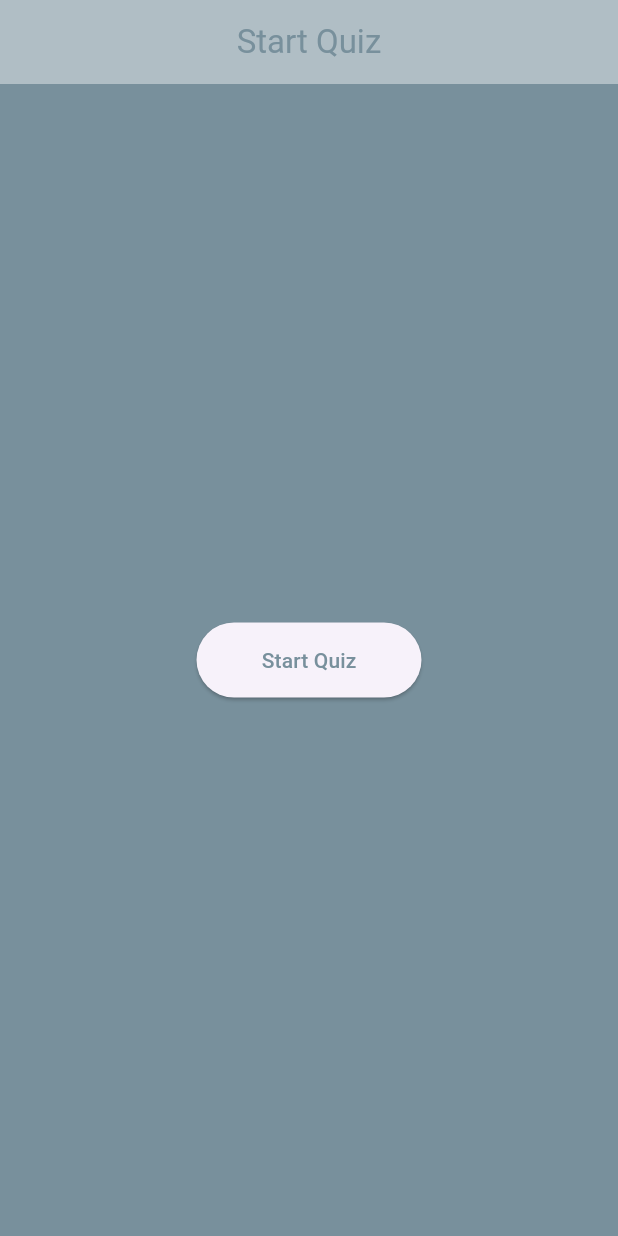
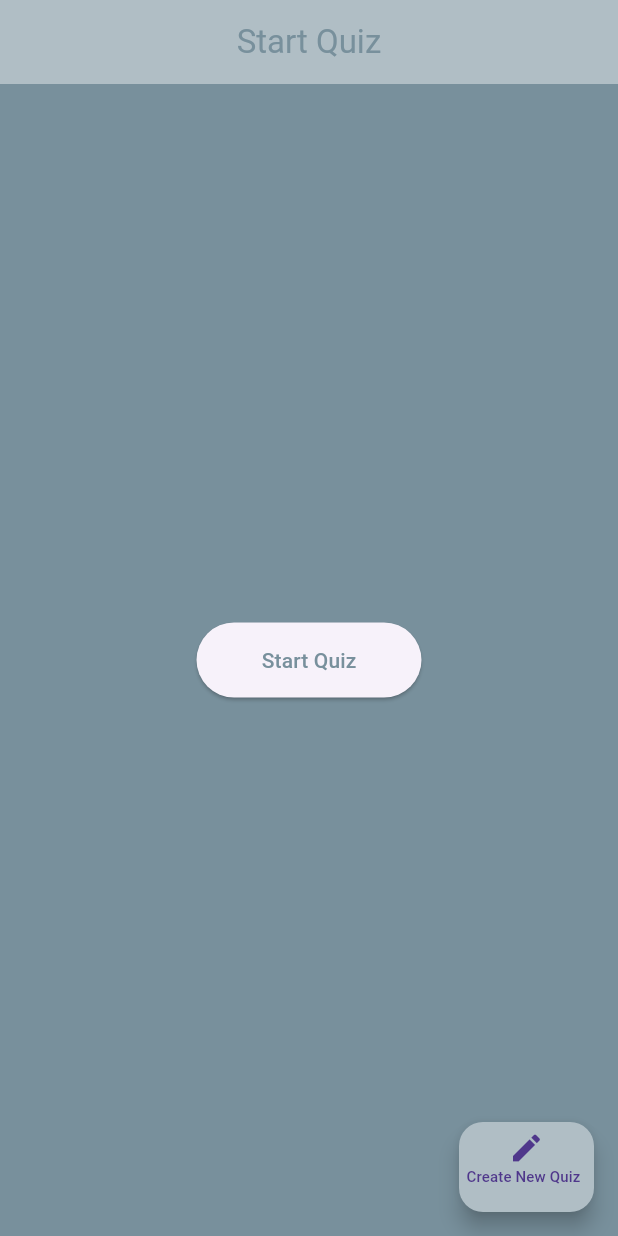
Before and after one commit to Abdullah8bits/quiz_app01, a Flutter app: the screen it shows after launch, on a phone screen of 412 x 824 dp. Run offline on Flutter 3.47's test engine with Material 3 defaults, Android fonts, the phone set to English and light mode, and no system bars.

Commit message:
create new quizz screen added

```diff
--- a/lib/startpage.dart
+++ b/lib/startpage.dart
@@ -1,5 +1,6 @@
 import 'package:flutter/material.dart';
 import 'package:quiz_app01/cons.dart';
+import 'package:quiz_app01/createnewquiz.dart';
 import 'package:quiz_app01/quizscreen.dart';
 
 class StartPage extends StatelessWidget {
@@ -9,6 +10,39 @@ class StartPage extends StatelessWidget {
   Widget build(BuildContext context) {
     return Scaffold(
       backgroundColor: frColor,
+      floatingActionButton: Container(
+        height: 60,
+        width: 90,
+        child: FloatingActionButton(
+          backgroundColor: bgcolor,
+          onPressed: () {
+            Navigator.push(context,
+                MaterialPageRoute(builder: (context) => CreateNewQuiz()));
+          },
+          child: Padding(
+            padding: const EdgeInsets.all(5.0),
+            child: Column(
+              children: [
+                Row(
+                  mainAxisAlignment: MainAxisAlignment.center,
+                  children: [
+                    Icon(Icons.create),
+                  ],
+                ),
+                Row(
+                  crossAxisAlignment: CrossAxisAlignment.center,
+                  children: [
+                    Text(
+                      "Create New Quiz",
+                      style: TextStyle(fontSize: 10),
+                    )
+                  ],
+                )
+              ],
+            ),
+          ),
+        ),
+      ),
       appBar: AppBar(
         centerTitle: true,
         backgroundColor: bgcolor,
```
Also changed, not shown: lib/createnewquiz.dart (added, +85 -0 lines), lib/quizscreen.dart (+0 -15 lines).
